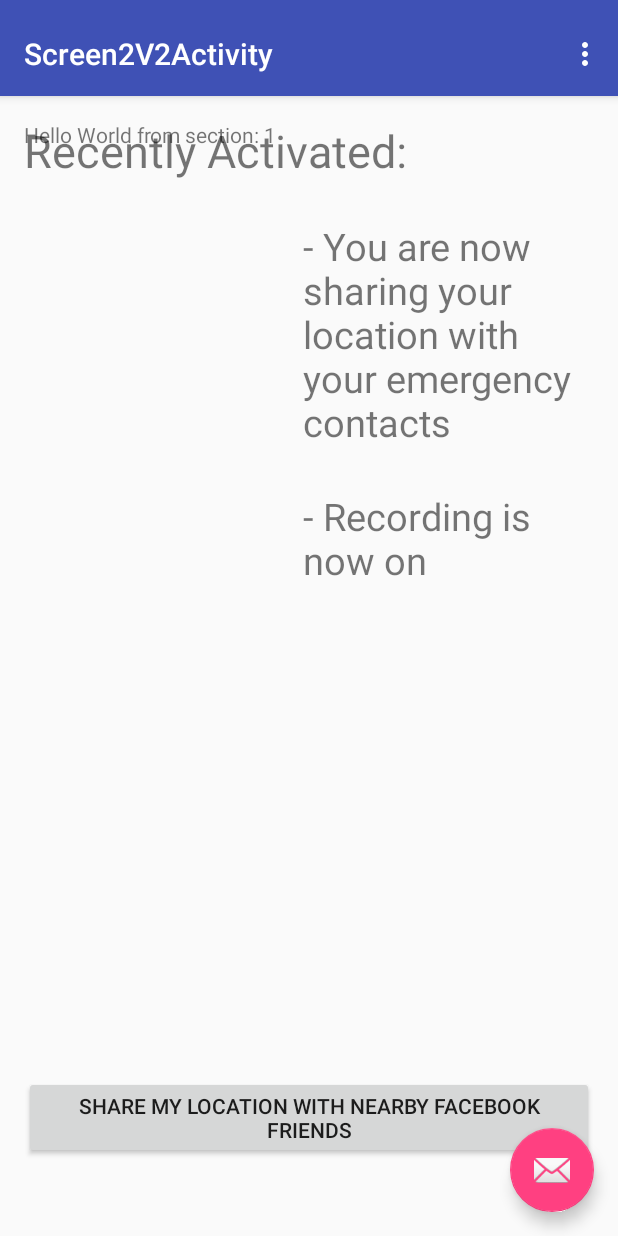
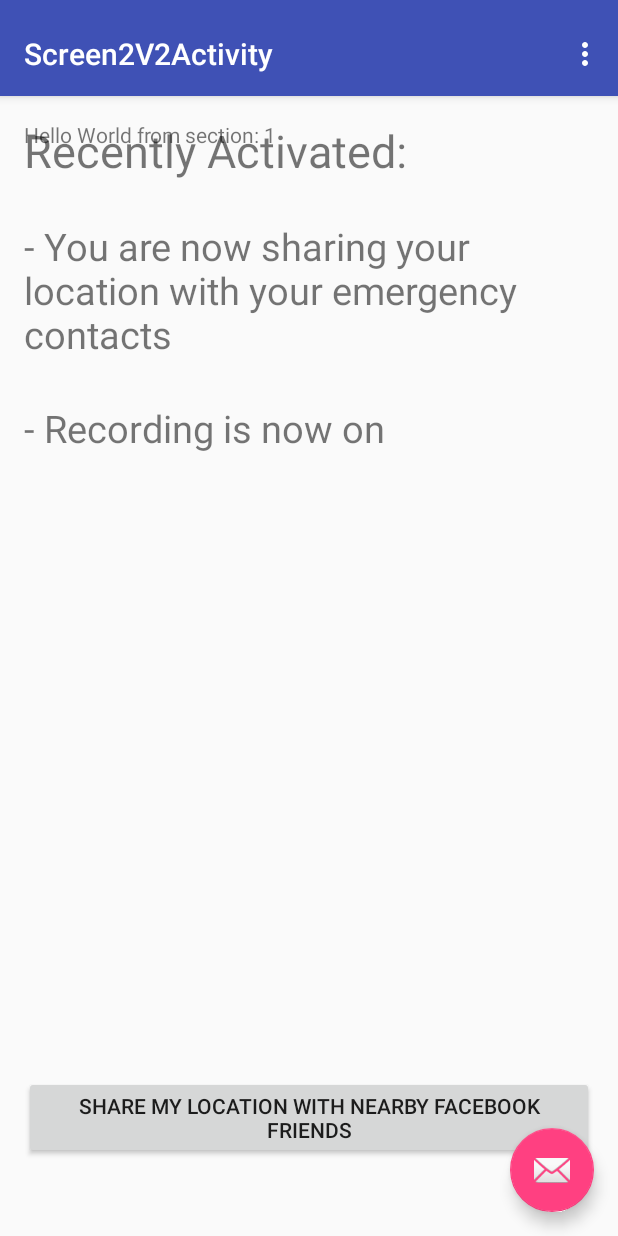
Before and after one commit to RajviM7/SafeAlert, an Android app: the Screen2V2Activity screen opened directly, with no data from a screen before it, on a phone screen of 412 x 824 dp. Run offline under Robolectric (Android 15) with nearby library versions, the phone set to English and light mode, and no system bars.

Commit message:
Screen2 link fixed
TODO: Fix layout

```diff
--- a/app/src/main/res/layout/content_main.xml
+++ b/app/src/main/res/layout/content_main.xml
@@ -26,7 +26,7 @@
         android:layout_width="wrap_content"
         android:layout_height="wrap_content"
         android:id="@+id/button"
-        android:onClick="sendMessage"
+        android:onClick="onClick"
         android:layout_centerVertical="true"
         android:layout_centerHorizontal="true" />
 
@@ -50,8 +50,8 @@
         android:textStyle="normal|bold"
         android:textAlignment="center"
         android:textColor="@android:color/holo_blue_dark"
-        android:layout_above="@+id/button2"
+        android:layout_above="@+id/button"
         android:layout_alignLeft="@+id/button"
         android:layout_alignStart="@+id/button"
-        android:layout_marginBottom="57dp" />
+        android:layout_marginBottom="14dp" />
 </RelativeLayout>
--- a/app/src/main/res/layout/fragment_screen2_v2.xml
+++ b/app/src/main/res/layout/fragment_screen2_v2.xml
@@ -12,19 +12,6 @@
         android:id="@+id/section_label"
         android:layout_width="wrap_content"
         android:layout_height="wrap_content" />
-
-    <TextView
-        android:text="- You are now sharing your location with your emergency contacts"
-        android:layout_width="wrap_content"
-        android:layout_height="wrap_content"
-        android:layout_below="@+id/textView4"
-        android:layout_toRightOf="@+id/section_label"
-        android:layout_toEndOf="@+id/section_label"
-        android:layout_marginLeft="17dp"
-        android:layout_marginStart="17dp"
-        android:layout_marginTop="26dp"
-        android:id="@+id/textView5"
-        android:textSize="25sp" />
 
     <TextView
         android:text="Recently Activated:"
@@ -45,7 +32,8 @@
         android:textSize="25sp"
         android:layout_below="@+id/textView5"
         android:layout_alignLeft="@+id/textView5"
-        android:layout_alignStart="@+id/textView5" />
+        android:layout_alignStart="@+id/textView5"
+        android:textAlignment="viewStart" />
 
     <Button
         android:text="Share my location with nearby Facebook friends"
@@ -56,4 +44,16 @@
         android:layout_marginBottom="91dp"
         android:id="@+id/button5" />
 
+    <TextView
+        android:text="- You are now sharing your location with your emergency contacts"
+        android:layout_width="wrap_content"
+        android:layout_height="wrap_content"
+        android:layout_marginTop="26dp"
+        android:id="@+id/textView5"
+        android:textSize="25sp"
+        android:textAlignment="viewStart"
+        android:layout_below="@+id/textView4"
+        android:layout_alignParentRight="true"
+        android:layout_alignParentEnd="true" />
+
 </RelativeLayout>
```
Also changed, not shown: app/src/main/java/com/example/rajvi/safealert/MainActivity.java (+8 -5 lines).
